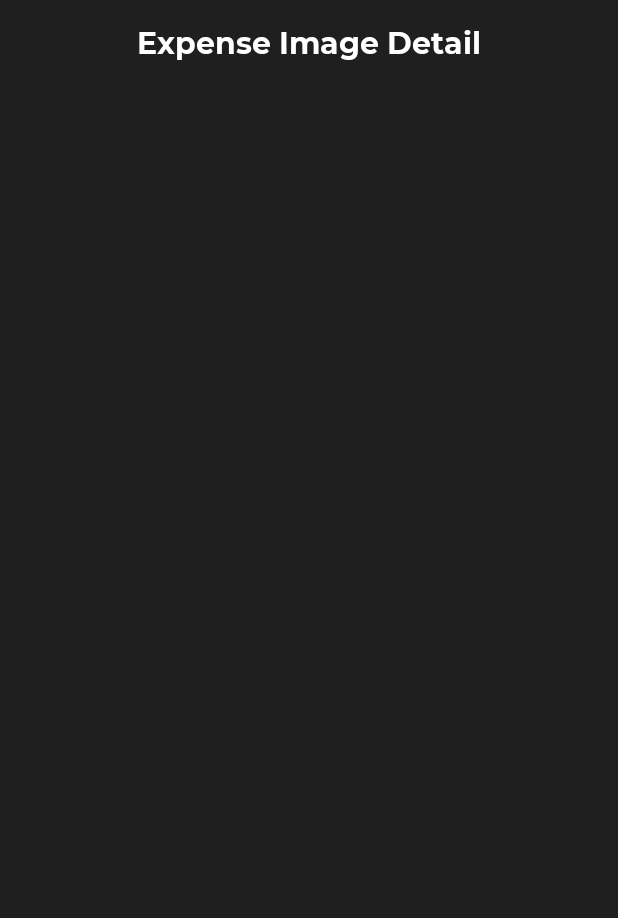
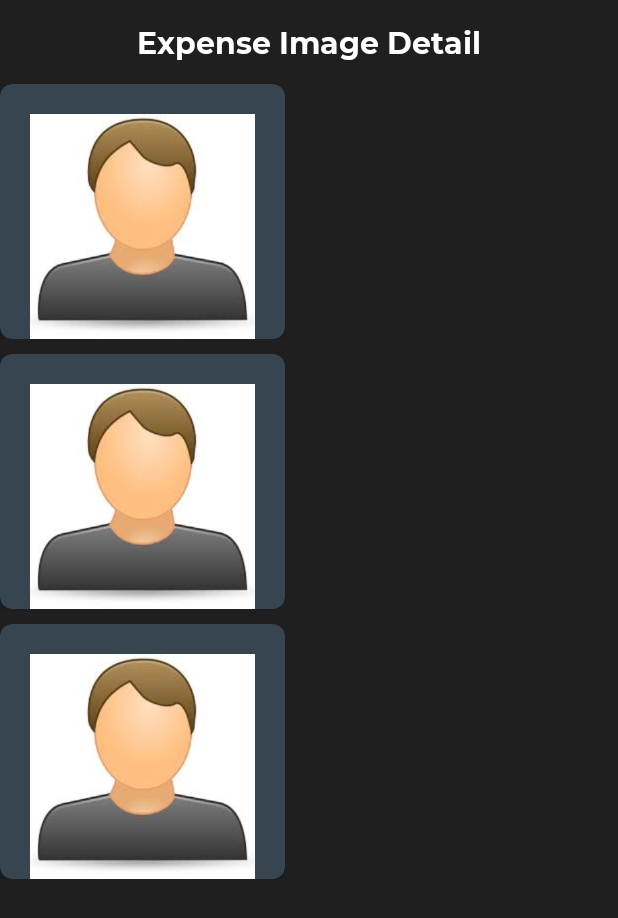
Before and after one commit to ShahKholi/TrustManagementApp, an Android app: the layout activity_pre_expense_image.xml on its own in the app's theme, with its tools: preview values and no code run, on a phone screen of 412 x 824 dp. Shown: the top 918 px of the screen. Run offline under Robolectric (Android 15) with nearby library versions, the light colour scheme and no system bars; Roboto replaces fonts that are not available here.

Commit message:
Initial Commit

```diff
--- a/app/src/main/java/com/android/trustmanagementapp/adapter/ViewMasterAccountAdapter.kt
+++ b/app/src/main/java/com/android/trustmanagementapp/adapter/ViewMasterAccountAdapter.kt
@@ -62,12 +62,15 @@ class ViewMasterAccountAdapter(
                 previousBalance.toString()
 
             holder.itemView.findViewById<ImageView>(R.id.iv_expense_detail).setOnClickListener {
+
                 val intent = Intent(context, PreExpenseImageActivity::class.java)
                 intent.putExtra(Constants.GROUP_NAME, model.groupName)
                 intent.putExtra(Constants.MONTH, model.month)
                 intent.putExtra(Constants.MEMBER_ADMIN_EMAIL, model.memberAdminEmail)
                 intent.putExtra(Constants.INCOME, model.income)
                 context.startActivity(intent)
+                activity.finish()
+
             }
 
         }
--- a/app/src/main/res/layout/activity_pre_expense_image.xml
+++ b/app/src/main/res/layout/activity_pre_expense_image.xml
@@ -9,7 +9,7 @@
     >
 
     <androidx.appcompat.widget.Toolbar
-        android:id="@+id/toolbar_expense_image"
+        android:id="@+id/toolbar_expense_image_pre"
         android:layout_width="match_parent"
         android:layout_height="?attr/actionBarSize"
         app:layout_constraintEnd_toEndOf="parent"
@@ -25,6 +25,15 @@
             android:textSize="20sp"/>
     </androidx.appcompat.widget.Toolbar>
 
+    <androidx.recyclerview.widget.RecyclerView
+        android:id="@+id/rcv_pre_expense"
+        android:layout_width="match_parent"
+        android:layout_height="0dp"
+        app:layout_constraintBottom_toBottomOf="parent"
+        app:layout_constraintTop_toBottomOf="@id/toolbar_expense_image_pre"
+        tools:listitem="@layout/item_pre_expense_view_rc_layout"
+        />
+
 
 
 </androidx.constraintlayout.widget.ConstraintLayout>
--- /dev/null
+++ b/app/src/main/res/layout/item_pre_expense_view_rc_layout.xml
@@ -0,0 +1,74 @@
+<?xml version="1.0" encoding="utf-8"?>
+<LinearLayout xmlns:android="http://schemas.android.com/apk/res/android"
+    xmlns:app="http://schemas.android.com/apk/res-auto"
+    xmlns:tools="http://schemas.android.com/tools"
+    android:id="@+id/cons_layout_view_account_pre_expense"
+    android:layout_width="wrap_content"
+    android:layout_height="wrap_content"
+    android:orientation="vertical">
+
+    <LinearLayout
+        android:layout_width="wrap_content"
+        android:layout_height="wrap_content"
+
+        >
+
+        <androidx.cardview.widget.CardView
+            android:layout_width="wrap_content"
+            android:layout_height="wrap_content"
+            android:layout_gravity="fill"
+            app:cardBackgroundColor="#36454F"
+            app:cardCornerRadius="8dp"
+            app:cardElevation="8dp">
+
+            <LinearLayout
+                android:layout_width="wrap_content"
+                android:layout_height="wrap_content"
+                android:gravity="center"
+                android:orientation="vertical">
+
+                <ImageView
+                    android:id="@+id/iv_pre_expense_image"
+                    android:layout_width="150dp"
+                    android:layout_height="150dp"
+                    android:layout_marginStart="20dp"
+                    android:layout_marginTop="20dp"
+                    android:layout_marginEnd="20dp"
+                    android:src="@drawable/ic_user_placeholder" />
+
+                <LinearLayout
+                    android:layout_width="wrap_content"
+                    android:layout_height="wrap_content"
+                    android:id="@+id/ll_exp_detail_text"
+                    android:orientation="vertical"
+                    android:visibility="gone"
+                    >
+                    <com.android.trustmanagementapp.utils.MSPTextViewBold
+                        android:id="@+id/tv_pre_expense_detail"
+                        android:layout_width="150dp"
+                        android:layout_height="wrap_content"
+                        android:layout_marginStart="20dp"
+                        android:layout_marginEnd="20dp"
+                        android:layout_marginBottom="20dp"
+                        android:gravity="center"
+                        android:textColor="@color/white"
+                        tools:text="this is for checking expense detail" />
+
+                </LinearLayout>
+
+
+
+            </LinearLayout>
+
+        </androidx.cardview.widget.CardView>
+    </LinearLayout>
+
+    <View
+        android:layout_width="match_parent"
+        android:layout_height="2dp"
+        android:layout_marginBottom="8dp"
+        android:padding="6dp"
+        app:layout_constraintBottom_toBottomOf="parent" />
+
+
+</LinearLayout>
```
Also changed, not shown: app/src/main/AndroidManifest.xml (+6 -2 lines), app/src/main/java/com/android/trustmanagementapp/activities/PreExpenseImageActivity.kt (+71 -2 lines), app/src/main/java/com/android/trustmanagementapp/adapter/PreExpenseImageListAdapter.kt (added, +65 -0 lines), app/src/main/java/com/android/trustmanagementapp/firestore/FireStoreClass.kt (+37 -1 lines).
